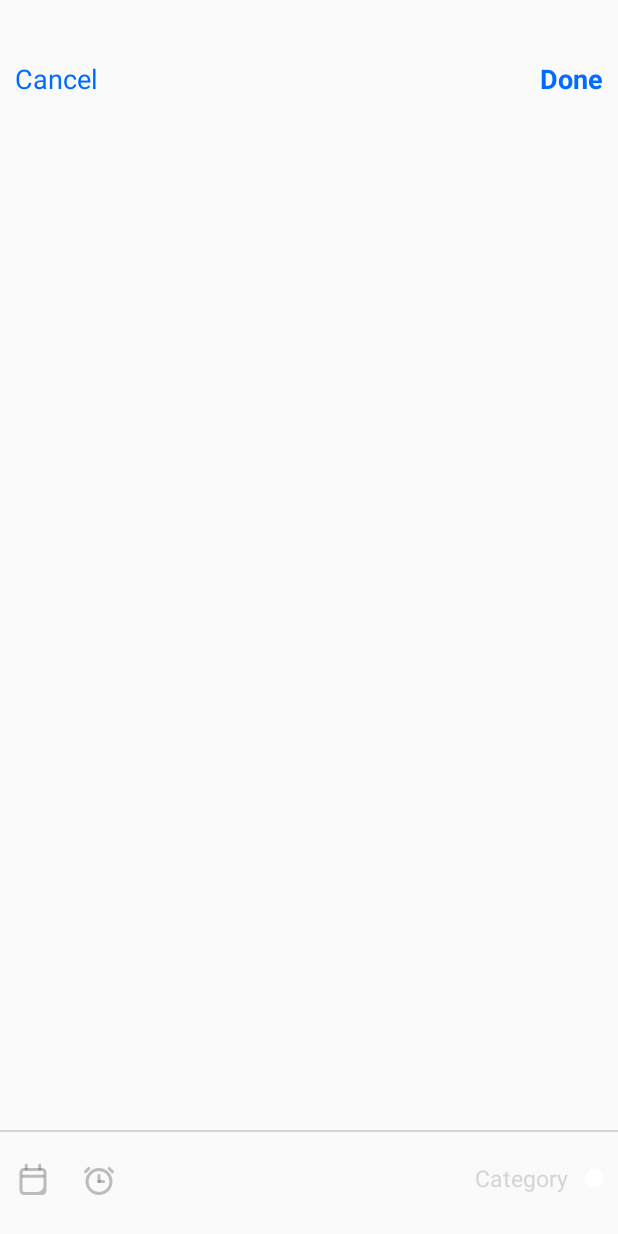
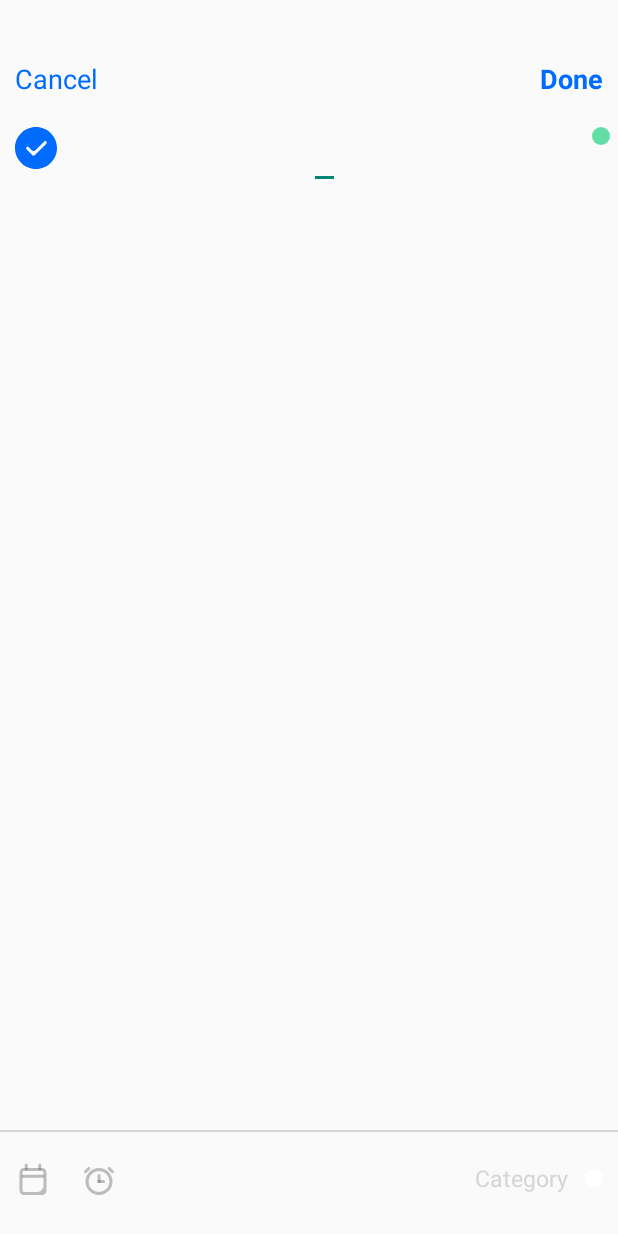
Before and after one commit to IhorYachmenov/ToDo_App, an Android app: the NewTaskActivity screen opened directly, with no data from a screen before it, on a phone screen of 412 x 824 dp. Run offline under Robolectric (Android 15) with nearby library versions, the phone set to English and light mode, and no system bars; 1 statement that could not run was skipped.

Commit message:
Created edit task.

```diff
--- a/app/src/main/java/com/example/todoapp/view/NewTaskActivity.java
+++ b/app/src/main/java/com/example/todoapp/view/NewTaskActivity.java
@@ -7,14 +7,12 @@ import android.widget.CalendarView;
 import android.widget.RelativeLayout;
 import android.widget.TextView;
 import android.widget.TimePicker;
-import android.widget.Toast;
 
 import androidx.annotation.Nullable;
 import androidx.appcompat.app.AppCompatActivity;
 import androidx.constraintlayout.widget.ConstraintLayout;
 
 import com.example.todoapp.R;
-import com.example.todoapp.model.CategoryData;
 import com.example.todoapp.model.NewTaskCategory;
 import com.example.todoapp.model.VisibilityOfListNewTask;
 
@@ -40,6 +38,8 @@ public class NewTaskActivity extends AppCompatActivity {
     NewTaskCategory isChecked;
     TextView labelCheckedCategory, colorCheckedCategory;
 
+    // Cancel Button
+
     @Override
     protected void onCreate(@Nullable Bundle savedInstanceState) {
         super.onCreate(savedInstanceState);
@@ -59,6 +59,8 @@ public class NewTaskActivity extends AppCompatActivity {
         checkCategory();
 
         getIntentDataFromFAB();
+
+        cancelButton();
     }
 
     @Override
@@ -303,4 +305,15 @@ public class NewTaskActivity extends AppCompatActivity {
             layoutCategory.setVisibility(View.GONE);
         }
     }
+
+    public void cancelButton() {
+        TextView cancel = findViewById(R.id.new_task_cancel);
+        cancel.setOnClickListener(new View.OnClickListener() {
+            @Override
+            public void onClick(View v) {
+                Intent cancel = new Intent(NewTaskActivity.this, ToDoActivity.class);
+                startActivity(cancel);
+            }
+        });
+    }
 }
--- /dev/null
+++ b/app/src/main/res/drawable/ic_today_marked.xml
@@ -0,0 +1,10 @@
+<vector xmlns:android="http://schemas.android.com/apk/res/android"
+    android:width="28dp"
+    android:height="28dp"
+    android:viewportWidth="28"
+    android:viewportHeight="28">
+  <path
+      android:pathData="M28,14C28,21.732 21.732,28 14,28C6.268,28 0,21.732 0,14C0,6.268 6.268,0 14,0C21.732,0 28,6.268 28,14ZM13.8145,15.3462C13.0335,16.1273 11.7671,16.1273 10.9861,15.3462L9.1372,13.4973C8.7466,13.1068 8.1135,13.1068 7.7229,13.4973C7.3324,13.8878 7.3324,14.521 7.7229,14.9115L11.6219,18.8104C11.643,18.8362 11.6656,18.8612 11.6896,18.8853C12.0802,19.2758 12.7133,19.2758 13.1039,18.8853L20.882,11.1071C21.2726,10.7166 21.2726,10.0834 20.882,9.6929C20.4915,9.3024 19.8583,9.3024 19.4678,9.6929L13.8145,15.3462Z"
+      android:fillColor="#006CFF"
+      android:fillType="evenOdd"/>
+</vector>
--- /dev/null
+++ b/app/src/main/res/drawable/ic_today_unmarked.xml
@@ -0,0 +1,12 @@
+<vector xmlns:android="http://schemas.android.com/apk/res/android"
+    android:width="28dp"
+    android:height="28dp"
+    android:viewportWidth="28"
+    android:viewportHeight="28">
+  <path
+      android:pathData="M28,14C28,21.732 21.732,28 14,28C6.268,28 0,21.732 0,14C0,6.268 6.268,0 14,0C21.732,0 28,6.268 28,14ZM26,14C26,20.6274 20.6274,26 14,26C7.3726,26 2,20.6274 2,14C2,7.3726 7.3726,2 14,2C20.6274,2 26,7.3726 26,14Z"
+      android:strokeAlpha="0.2"
+      android:fillColor="#252A31"
+      android:fillType="evenOdd"
+      android:fillAlpha="0.2"/>
+</vector>
--- /dev/null
+++ b/app/src/main/res/layout/edittext_new_task.xml
@@ -0,0 +1,67 @@
+<?xml version="1.0" encoding="utf-8"?>
+<androidx.constraintlayout.widget.ConstraintLayout xmlns:android="http://schemas.android.com/apk/res/android"
+    xmlns:app="http://schemas.android.com/apk/res-auto"
+    android:layout_width="match_parent"
+    android:layout_height="match_parent">
+
+    <ScrollView
+        android:layout_width="match_parent"
+        android:layout_height="wrap_content"
+        android:orientation="vertical"
+        app:layout_constraintEnd_toEndOf="parent"
+        app:layout_constraintStart_toStartOf="parent"
+        app:layout_constraintTop_toTopOf="parent">
+
+        <androidx.constraintlayout.widget.ConstraintLayout
+            android:layout_width="match_parent"
+            android:layout_height="wrap_content">
+
+
+
+
+
+                <TextView
+
+                    android:id="@+id/marker_new_task"
+                    app:layout_constraintTop_toTopOf="parent"
+                    app:layout_constraintStart_toStartOf="parent"
+                    android:layout_marginLeft="@dimen/margin_medium"
+                    android:layout_marginTop="@dimen/margin_default"
+                    android:layout_width="28dp"
+                    android:layout_height="28dp"
+                    android:background="@drawable/ic_today_marked">
+
+
+                </TextView>
+
+
+            <EditText
+                android:layout_width="wrap_content"
+                android:layout_height="wrap_content"
+                android:layout_marginStart="@dimen/margin_medium"
+                android:layout_marginTop="16dp"
+                android:layout_marginEnd="@dimen/margin_medium"
+                app:layout_constraintEnd_toStartOf="@id/category_indicator_new_task"
+
+                app:layout_constraintStart_toEndOf="@id/marker_new_task"
+                app:layout_constraintTop_toTopOf="parent" />
+
+            <TextView
+                    app:layout_constraintTop_toTopOf="parent"
+                    app:layout_constraintEnd_toEndOf="parent"
+
+                    android:id="@+id/category_indicator_new_task"
+                    android:layout_width="12dp"
+                    android:layout_height="12dp"
+                    android:layout_centerVertical="true"
+                    android:layout_marginRight="@dimen/margin_small"
+                    android:layout_marginTop="@dimen/margin_default"
+                    android:background="@drawable/shape_circle_work_category"
+                    android:textSize="@dimen/fons_size_new_task_bottom_bur_button" />
+
+        </androidx.constraintlayout.widget.ConstraintLayout>
+
+
+    </ScrollView>
+
+</androidx.constraintlayout.widget.ConstraintLayout>
--- a/app/src/main/res/layout/new_task_activity.xml
+++ b/app/src/main/res/layout/new_task_activity.xml
@@ -42,6 +42,17 @@
     </androidx.constraintlayout.widget.ConstraintLayout>
 
     <androidx.constraintlayout.widget.ConstraintLayout
+        android:layout_width="match_parent"
+        android:layout_below="@id/header_newtask"
+        android:layout_above="@id/all_footer_data"
+
+        android:layout_height="wrap_content">
+
+        <include layout="@layout/edittext_new_task"/>
+
+    </androidx.constraintlayout.widget.ConstraintLayout>
+
+    <androidx.constraintlayout.widget.ConstraintLayout
         android:id="@+id/all_footer_data"
         android:layout_width="match_parent"
         android:layout_height="wrap_content"
```
